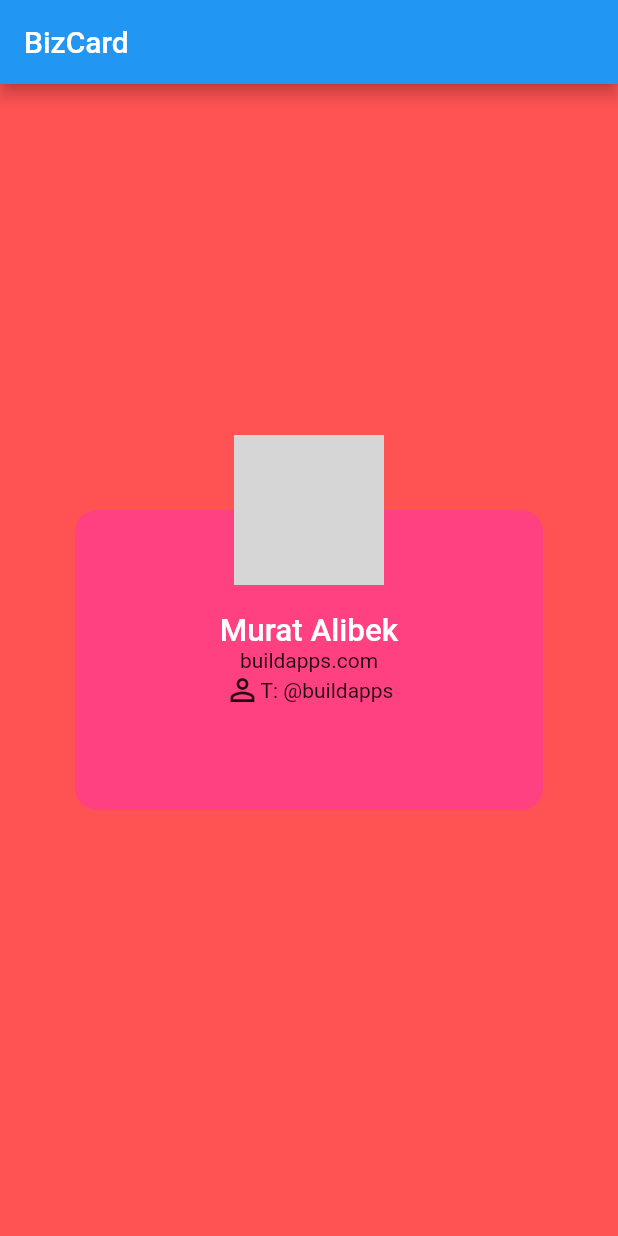
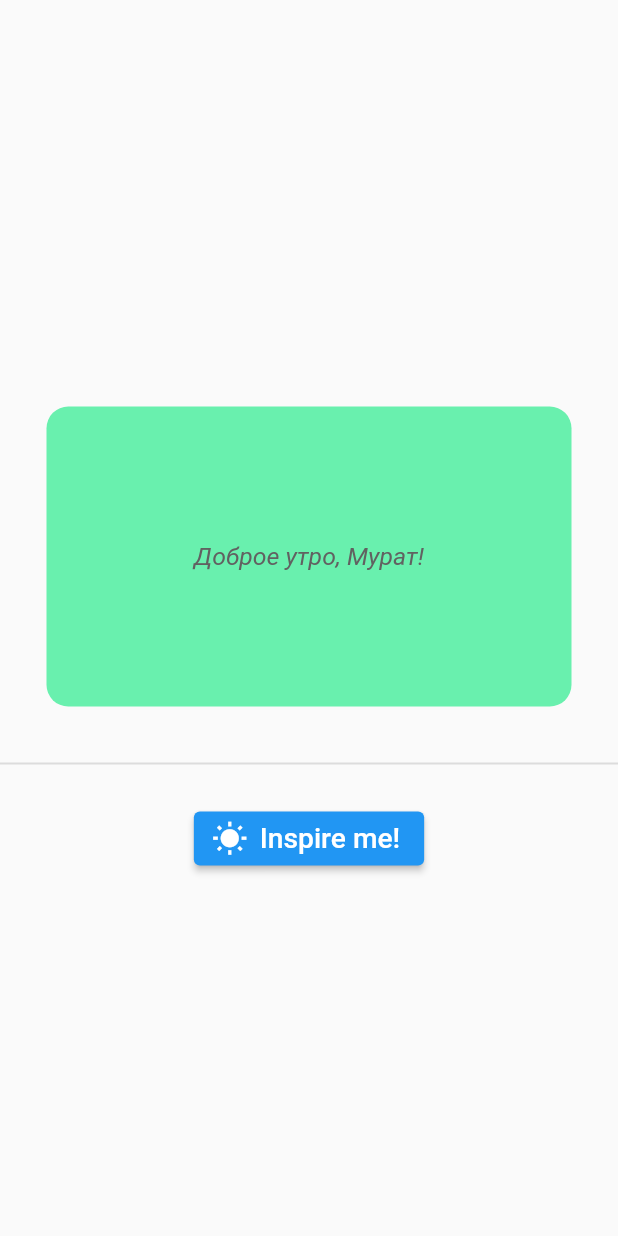
Before and after one commit to muratalibek/flutter_app_first, a Flutter app: the screen it shows after launch, on a phone screen of 412 x 824 dp. Run offline on Flutter 3.47's test engine with Material 2 defaults, Android fonts, the phone set to English and light mode, and no system bars; grey boxes are pictures that could not be loaded.

Commit message:
Stateful widget with moc data

```diff
--- a/lib/main.dart
+++ b/lib/main.dart
@@ -11,6 +11,10 @@ import 'ui/Home.dart';
 //   home: ScaffoldExample(),
 // ));
 
+// void main() => runApp(const MaterialApp(
+//   home: BizCard(),
+// ));
+
 void main() => runApp(const MaterialApp(
-  home: BizCard(),
+  home: Wisdom(),
 ));
--- a/lib/ui/Home.dart
+++ b/lib/ui/Home.dart
@@ -1,10 +1,68 @@
 import 'package:flutter/material.dart';
 
-class BizCard extends StatelessWidget {
+class Wisdom extends StatefulWidget {//
+  const Wisdom({super.key});
+
+  @override
+  State<Wisdom> createState() => _WisdomState();
+}
+
+class _WisdomState extends State<Wisdom> {
+  int _index = 0;
+  List quotes = [
+    "Доброе утро, Мурат!",
+    "Добрый день, Мурат!",
+    "Добрый вечер, Мурат!",
+    "Доброй ночи, Мурат!"
+  ];
+
+  @override
+  Widget build(BuildContext context) {
+    return Scaffold(
+      body: Column(
+        mainAxisAlignment: MainAxisAlignment.center,
+        children: [
+          Container(
+            width: 350,
+              height: 200,
+              margin: const EdgeInsets.all(30.0),
+              decoration: BoxDecoration(
+                color: Colors.greenAccent,
+                borderRadius: BorderRadius.circular(14.5)
+              ),
+              child: Center(child: Text(quotes[_index % quotes.length],
+              style: TextStyle(
+                color: Colors.grey.shade700,
+                fontStyle: FontStyle.italic,
+                fontSize: 16.5,
+              ),))),
+          const Divider(thickness: 1.3),
+          Padding(
+            padding: const EdgeInsets.only(top: 18.0),
+            child: ElevatedButton.icon(
+                onPressed: _showQuote,
+                icon: const Icon(Icons.wb_sunny),
+                label: const Text("Inspire me!",
+                    style: TextStyle(fontSize: 18.8, color: Colors.white))),
+          ),
+        ],
+      ),
+    );
+  }
+
+  void _showQuote() {
+    //increment our index/counter by one
+    setState(() {
+      _index++;
+    });
+  }
+}
+//---------------------------------------StateLESS Widgets-------------------
+class BizCard extends StatelessWidget {//
   const BizCard({super.key});
 
   @override
-  Widget build(BuildContext context) {
+  Widget build(BuildContext context) {//State<Wisdom> createState() => _WisdomState();
     return Scaffold(
       appBar: AppBar(
         title: const Text("BizCard"),
@@ -14,16 +72,14 @@ class BizCard extends StatelessWidget {
         alignment: Alignment.center,
         child: Stack(
           alignment: Alignment.topCenter,
-          children: [
-           _getCard(),
-            _getAvatar()
-          ],
+          children: [_getCard(), _getAvatar()],
         ),
       ),
     );
   }
 
-  Container _getCard() {// Container во Flutter - это многофункциональный виджет,
+  Container _getCard() {
+    // Container во Flutter - это многофункциональный виджет,
     // который используется для создания прямоугольных контейнеров с различными
     // свойствами стилизации и компоновки. Он может содержать текст, изображения,
     // другие виджеты или даже служить просто для стилизации фона без содержимого.
@@ -33,13 +89,13 @@ class BizCard extends StatelessWidget {
       height: 200,
       margin: const EdgeInsets.all(50.0),
       decoration: BoxDecoration(
-        color: Colors.pinkAccent,
-        borderRadius: BorderRadius.circular(14.5)
-      ),
+          color: Colors.pinkAccent, borderRadius: BorderRadius.circular(14.5)),
       child: const Column(
         mainAxisAlignment: MainAxisAlignment.center,
         children: [
-        Text("Murat Alibek", style: TextStyle(
+          Text(
+            "Murat Alibek",
+            style: TextStyle(
                 fontSize: 20.9,
                 color: Colors.white,
                 fontWeight: FontWeight.w500),
@@ -65,11 +121,9 @@ class BizCard extends StatelessWidget {
           color: Colors.white,
           borderRadius: const BorderRadius.all(Radius.circular(50.0)),
           border: Border.all(color: Colors.redAccent, width: 1.2),
-        image: const DecorationImage(image: NetworkImage(
-          "https://picsum.photos/300/300"
-        ),
-        fit: BoxFit.cover)
-      ),
+          image: const DecorationImage(
+              image: NetworkImage("https://picsum.photos/300/300"),
+              fit: BoxFit.cover)),
     );
   }
 }
```
Lines whose indentation alone changed are shown as unchanged.
